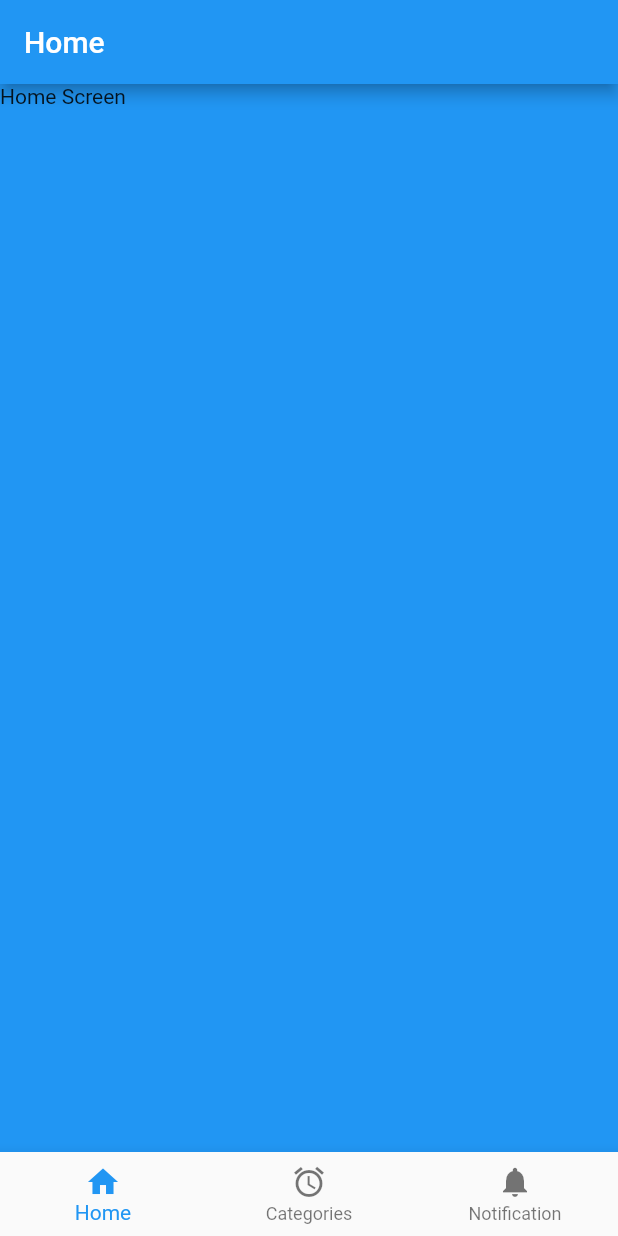
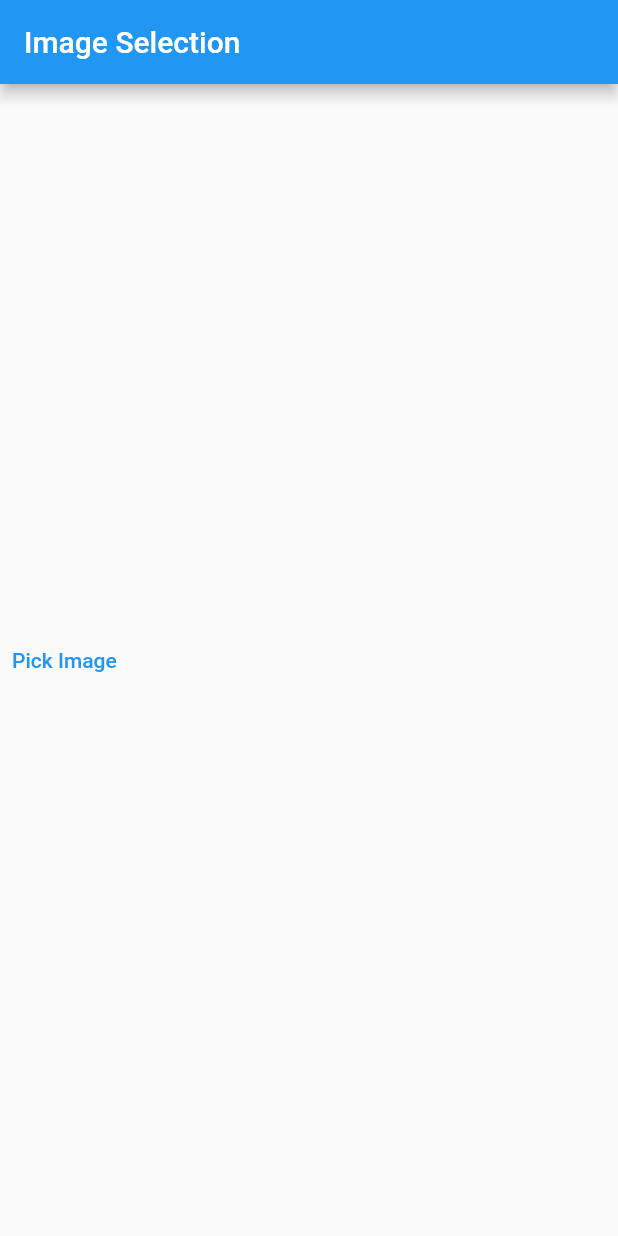
Before and after one commit to maheshmobileApp/flutter_class_content, a Flutter app: the screen it shows after launch, on a phone screen of 412 x 824 dp. Run offline on Flutter 3.47's test engine with Material 2 defaults, Android fonts, the phone set to English and light mode, and no system bars; our stand-ins replace dio, flutter_svg, image_picker; missing offline and left inert: dart:ffi; project files that could hold a hidden picture were left out.

Commit message:
image picker

```diff
--- /dev/null
+++ b/lib/imagePikcer/imagePicker.dart
@@ -0,0 +1,53 @@
+import 'dart:io';
+
+import 'package:flutter/material.dart';
+import 'package:flutter/src/widgets/framework.dart';
+import 'package:flutter/src/widgets/placeholder.dart';
+import 'package:image_picker/image_picker.dart';
+
+class ImagePickerClass extends StatefulWidget {
+  const ImagePickerClass({super.key});
+
+  @override
+  State<ImagePickerClass> createState() => _ImagePickerState();
+}
+
+class _ImagePickerState extends State<ImagePickerClass> {
+  XFile? selectImageFile;
+  @override
+  Widget build(BuildContext context) {
+    return Scaffold(
+      appBar: AppBar(title: Text("Image Selection")),
+      body: Column(
+          mainAxisAlignment: MainAxisAlignment.center,
+          crossAxisAlignment: CrossAxisAlignment.center,
+          children: [
+            selectImageFile != null
+                ? Image.file(File(selectImageFile?.path ?? ""))
+                : SizedBox(),
+            TextButton(
+                onPressed: () {
+                  pickTheImage();
+                },
+                child: Text("Pick Image"))
+          ]),
+    );
+  }
+
+  pickTheImage() async {
+    final ImagePicker picker = ImagePicker();
+    final file = await picker.pickImage(source: ImageSource.gallery);
+    setState(() {
+      selectImageFile = file;
+    });
+  }
+}
+
+/*
+
+1. install the image picker package https://pub.dev/packages/image_picker
+2. configure the iOS releated permission in info.plist (iOS->Runner->info.plist)
+3. configure the Android related permission in AndroidManifest.xml (android->src->main->AndroidManifest.xml)
+4. in button action call the image picker for pick the image based on source (source are two types camera,gallery). for now i have chose the image from gallery
+5. Get the file from galarry and display in the image
+ */
--- a/lib/main.dart
+++ b/lib/main.dart
@@ -1,4 +1,5 @@
 import 'package:flutter/material.dart';
+import 'package:image_picker/image_picker.dart';
 import 'package:lucid_training_class/GetStart/getStartScren.dart';
 import 'package:lucid_training_class/Home/homeScreen.dart';
 import 'package:lucid_training_class/ToDoTask/ToDoTask.dart';
@@ -7,6 +8,7 @@ import 'package:lucid_training_class/checkbox/checkbox_class.dart';
 
 import 'Login/loginScreen.dart';
 import 'bottomeNavigationBar/bottome_navigation_barClass.dart';
+import 'imagePikcer/imagePicker.dart';
 
 void main() {
   runApp(const MyApp());
@@ -32,7 +34,7 @@ class MyApp extends StatelessWidget {
         // is not restarted.
         primarySwatch: Colors.blue,
       ),
-      initialRoute: "/bottomeNotification",
+      initialRoute: "/imagePicker",
       routes: {
         "/login": (context) => LoginScreen(),
         // "/home": (context) => HomeScreen(),
@@ -40,7 +42,8 @@ class MyApp extends StatelessWidget {
         "/todoTask": (context) => ToDoTaskScreen(),
         "/apiRequst": (context) => APIRequestClass(),
         "/checkbox": (context) => CheckBoxClass(),
-        "/bottomeNotification": (context) => BottomNavigationBarClass()
+        "/bottomeNotification": (context) => BottomNavigationBarClass(),
+        "/imagePicker": (context) => ImagePickerClass()
       },
       // home:LoginScreen(),
     );
--- a/pubspec.yaml
+++ b/pubspec.yaml
@@ -37,6 +37,7 @@ dependencies:
   cupertino_icons: ^1.0.2
   flutter_svg: ^2.0.5
   dio: ^5.1.1
+  image_picker: ^0.8.7+4
 
 
 dev_dependencies:
```
Also changed, not shown: pubspec.lock, 11 other files.
